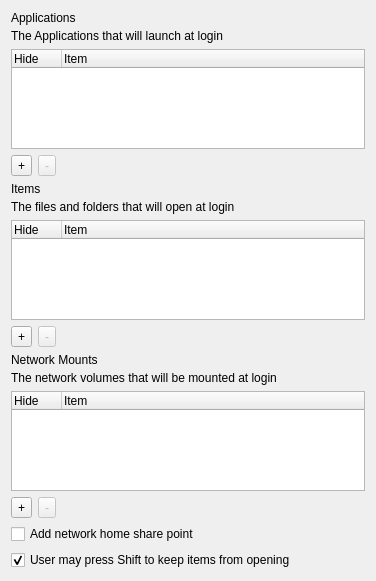
Old version of the form FWAdminLib/Configurator/LoginItems.ui in the repository fw-dev/translations.
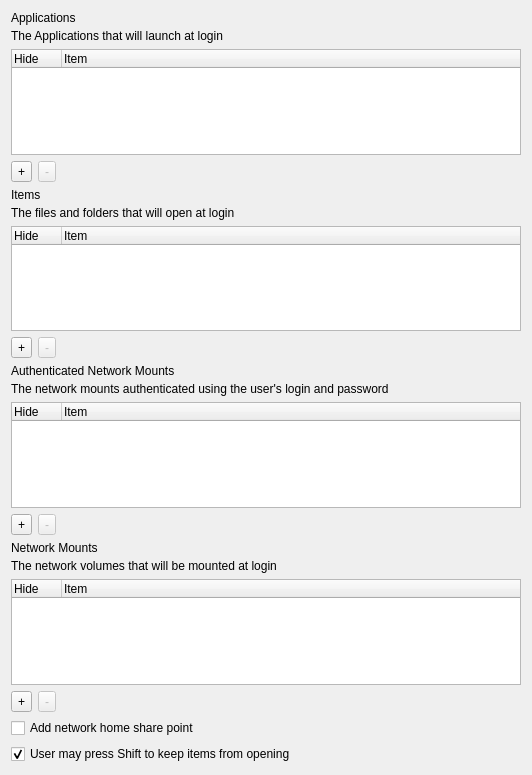
New version of the form. Custom widgets are drawn as their Qt base class.

The edit to the form file:
```diff
--- a/FWAdminLib/Configurator/LoginItems.ui
+++ b/FWAdminLib/Configurator/LoginItems.ui
@@ -6,8 +6,8 @@
    <rect>
     <x>0</x>
     <y>0</y>
-    <width>376</width>
-    <height>581</height>
+    <width>532</width>
+    <height>775</height>
    </rect>
   </property>
   <property name="windowTitle">
@@ -185,6 +185,90 @@
      </item>
     </layout>
    </item>
+   <item>
+    <layout class="QVBoxLayout" name="verticalLayout_20">
+     <property name="spacing">
+      <number>4</number>
+     </property>
+     <item>
+      <widget class="QLabel" name="label_4">
+       <property name="text">
+        <string>Authenticated Network Mounts</string>
+       </property>
+      </widget>
+     </item>
+     <item>
+      <widget class="QLabel" name="lTip_network_mount_auth">
+       <property name="text">
+        <string>The network mounts authenticated using the user's login and password</string>
+       </property>
+      </widget>
+     </item>
+    </layout>
+   </item>
+   <item>
+    <widget class="StyledTreeWidget" name="mountListAuth">
+     <property name="sizePolicy">
+      <sizepolicy hsizetype="Expanding" vsizetype="Expanding">
+       <horstretch>0</horstretch>
+       <verstretch>0</verstretch>
+      </sizepolicy>
+     </property>
+     <property name="selectionBehavior">
+      <enum>QAbstractItemView::SelectRows</enum>
+     </property>
+     <property name="rootIsDecorated">
+      <bool>false</bool>
+     </property>
+     <attribute name="headerDefaultSectionSize">
+      <number>50</number>
+     </attribute>
+     <column>
+      <property name="text">
+       <string>Hide</string>
+      </property>
+     </column>
+     <column>
+      <property name="text">
+       <string>Item</string>
+      </property>
+     </column>
+    </widget>
+   </item>
+   <item>
+    <layout class="QHBoxLayout" name="horizontalLayout_6">
+     <item>
+      <widget class="QToolButton" name="addMountAuth">
+       <property name="text">
+        <string>+</string>
+       </property>
+      </widget>
+     </item>
+     <item>
+      <widget class="QToolButton" name="removeMountAuth">
+       <property name="enabled">
+        <bool>false</bool>
+       </property>
+       <property name="text">
+        <string>-</string>
+       </property>
+      </widget>
+     </item>
+     <item>
+      <spacer name="horizontalSpacer_6">
+       <property name="orientation">
+        <enum>Qt::Horizontal</enum>
+       </property>
+       <property name="sizeHint" stdset="0">
+        <size>
+         <width>40</width>
+         <height>20</height>
+        </size>
+       </property>
+      </spacer>
+     </item>
+    </layout>
+   </item>
    <item>
     <layout class="QVBoxLayout" name="verticalLayout_19">
      <property name="spacing">
@@ -288,6 +372,13 @@
    </item>
   </layout>
  </widget>
+ <customwidgets>
+  <customwidget>
+   <class>StyledTreeWidget</class>
+   <extends>QTreeWidget</extends>
+   <header>FileWaveGuiLib/styledviews/styledtreeview.h</header>
+  </customwidget>
+ </customwidgets>
  <resources/>
  <connections/>
 </ui>
```
Left out of the diff: 6 changed lines with no effect on the pictures.
